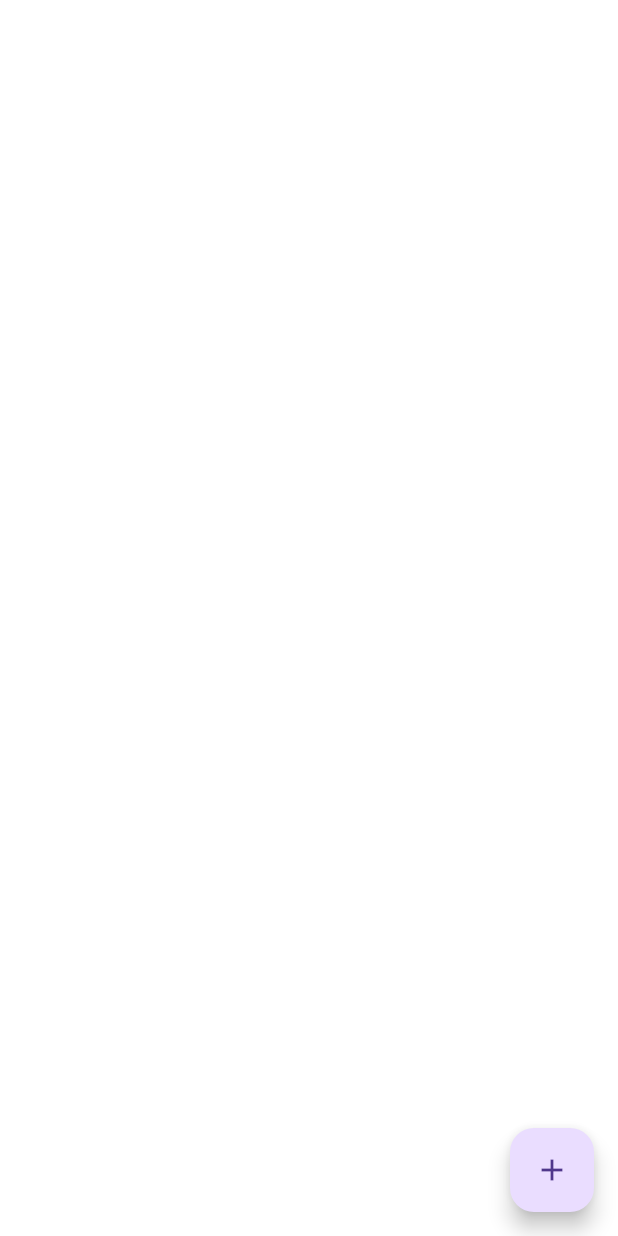
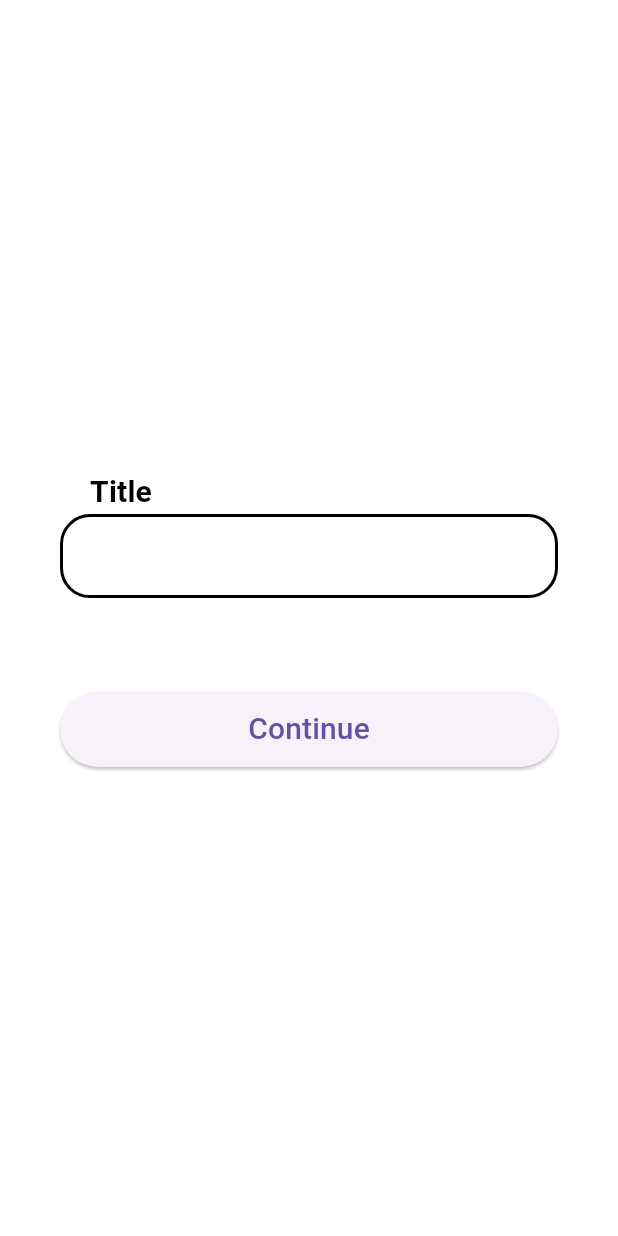
Before and after one commit to maksklimko/ProviderTodoList, a Flutter app: the screen it shows after launch, after a tap on the "add" icon, on a phone screen of 412 x 824 dp. Run offline on Flutter 3.47's test engine with Material 3 defaults, Android fonts, the phone set to English and light mode, and no system bars; our stand-ins replace cloud_firestore, firebase_core; accounts and stored records are empty; generated files the repository leaves out were written again.

Commit message:
Implemented creating task functionality

```diff
--- a/provider_todo_list/lib/common/constants/app_colors.dart
+++ b/provider_todo_list/lib/common/constants/app_colors.dart
@@ -1,4 +1,4 @@
-import 'dart:ui';
+import 'package:flutter/material.dart';
 
 class AppColors{
   AppColors._();
@@ -9,4 +9,5 @@ class AppColors{
   static const Color white = Color(0xFFFFFFFF);
 
   //Palette colors
+  static const Color blue = Colors.blue;
 }
--- a/provider_todo_list/lib/common/theme/app_theme.dart
+++ b/provider_todo_list/lib/common/theme/app_theme.dart
@@ -10,6 +10,24 @@ class AppTheme {
     brightness: Brightness.light,
     primaryColor: AppColors.black,
     scaffoldBackgroundColor: AppColors.white,
+    inputDecorationTheme: InputDecorationTheme(
+      border: OutlineInputBorder(
+        borderSide: const BorderSide(color: AppColors.grey, width: 2),
+        borderRadius: BorderRadius.circular(20),
+      ),
+      focusedBorder: OutlineInputBorder(
+        borderSide: const BorderSide(color: AppColors.black, width: 2),
+        borderRadius: BorderRadius.circular(20),
+      ),
+      enabledBorder: OutlineInputBorder(
+        borderSide: const BorderSide(color: AppColors.black, width: 2),
+        borderRadius: BorderRadius.circular(20),
+      ),
+      hintStyle: TextStyle(
+        fontSize: 20,
+        color: AppColors.black,
+      ),
+    ),
     textTheme: TextTheme(
       titleLarge: TextStyle(
         fontSize: 30,
@@ -44,6 +62,24 @@ class AppTheme {
       brightness: Brightness.light,
       primaryColor: Colors.white,
       scaffoldBackgroundColor: Colors.black,
+      inputDecorationTheme: InputDecorationTheme(
+        border: OutlineInputBorder(
+          borderSide: const BorderSide(color: AppColors.grey, width: 2),
+          borderRadius: BorderRadius.circular(20),
+        ),
+        focusedBorder: OutlineInputBorder(
+          borderSide: const BorderSide(color: AppColors.white, width: 2),
+          borderRadius: BorderRadius.circular(20),
+        ),
+        enabledBorder: OutlineInputBorder(
+          borderSide: const BorderSide(color: AppColors.white, width: 2),
+          borderRadius: BorderRadius.circular(20),
+        ),
+        hintStyle: TextStyle(
+          fontSize: 20,
+          color: AppColors.white,
+        ),
+      ),
       textTheme: TextTheme(
         titleLarge: TextStyle(
           fontSize: 38,
--- /dev/null
+++ b/provider_todo_list/lib/data/repositories/tasks_repository.dart
@@ -0,0 +1,61 @@
+import 'package:cloud_firestore/cloud_firestore.dart';
+
+import '../../features/todo_list/models/task.dart';
+import '../services/firestore_service.dart';
+
+class TasksRepository{
+  TasksRepository._();
+
+  static Future<List<Task>> fetchTasks() async {
+    try {
+      final data = await FirestoreService.fetchDocument(
+        collection: FirestoreService.usersCollection,
+        docId: "testUser",
+      );
+
+      final tasksData = data?['tasks'] as List<dynamic>?;
+
+      if (tasksData != null) {
+        return tasksData.map((task) => Task.fromJson(task)).toList();
+      } else {
+        return [];
+      }
+    } catch (e) {
+      print('Error fetching tasks: $e');
+      return [];
+    }
+  }
+
+  static Future<void> addTask(Task task) async {
+    try {
+      await FirestoreService.updateDocument(
+        collection: FirestoreService.usersCollection,
+        docId: "testUser",
+        updates: {
+          'tasks': FieldValue.arrayUnion([task.toJson()]),
+        },
+      );
+    } catch (e) {
+      print('Error adding task: $e');
+    }
+  }
+
+  static addTasksChangesListener({
+    required Function(List<Task>) onChange,
+  }) {
+    FirestoreService.addDocChangesListener(
+      collection: FirestoreService.usersCollection,
+      document: 'testUser',
+      onChange: (data) {
+        final tasksData = data['tasks'] as List<dynamic>?;
+
+        if (tasksData != null) {
+          final tasks = tasksData.map((task) => Task.fromJson(task)).toList();
+          onChange.call(tasks);
+        } else {
+          return [];
+        }
+      },
+    );
+  }
+}
--- a/provider_todo_list/lib/features/todo_list/models/task.dart
+++ b/provider_todo_list/lib/features/todo_list/models/task.dart
@@ -1,31 +1,35 @@
 import 'package:provider_todo_list/features/todo_list/models/task_status.dart';
+import 'package:uuid/uuid.dart';
 
 class Task {
-  final String id; // Task identifier
-  final String title; // Title of the task
-  final TaskStatus status; // Status of the task
+  final String id;
+  final String title;
+  final TaskStatus status;
 
-  Task({
+  Task.firestore({
     required this.id,
     required this.title,
     this.status = TaskStatus.todo,
   });
 
-  // Factory method to create a Task object from JSON
+  Task({
+    required this.title,
+    this.status = TaskStatus.todo,
+  }) :id = Uuid().v4();
+
   factory Task.fromJson(Map<String, dynamic> json) {
-    return Task(
+    return Task.firestore(
       id: json['id'] as String,
       title: json['title'] as String,
       status:  TaskStatus.fromJson(json['status']),
     );
   }
 
-  // Method to convert a Task object to JSON
   Map<String, dynamic> toJson() {
     return {
       'id': id,
       'title': title,
-      'status': status,
+      'status': status.name,
     };
   }
 }
--- /dev/null
+++ b/provider_todo_list/lib/features/todo_list/providers/create_task_provider.dart
@@ -0,0 +1,24 @@
+import 'package:flutter/material.dart';
+import 'package:provider_todo_list/data/repositories/tasks_repository.dart';
+import 'package:provider_todo_list/features/todo_list/models/task.dart';
+
+class CreateTaskProvider with ChangeNotifier {
+  final TextEditingController taskTitleController = TextEditingController();
+
+  Future createTask() async {
+    await TasksRepository.addTask(
+      Task(title: taskTitleController.text),
+    );
+  }
+
+  void clearTaskTitle() {
+    taskTitleController.clear();
+    notifyListeners();
+  }
+
+  @override
+  void dispose() {
+    taskTitleController.dispose();
+    super.dispose();
+  }
+}
--- a/provider_todo_list/lib/features/todo_list/providers/task_provider.dart
+++ b/provider_todo_list/lib/features/todo_list/providers/task_provider.dart
@@ -1,5 +1,5 @@
 import 'package:flutter/material.dart';
-import 'package:provider_todo_list/data/services/firestore_service.dart';
+import 'package:provider_todo_list/data/repositories/tasks_repository.dart';
 import '../models/task.dart';
 
 class TaskProvider with ChangeNotifier {
@@ -8,18 +8,16 @@ class TaskProvider with ChangeNotifier {
   List<Task> get tasks => _tasks;
 
   Future<void> fetchTasks() async {
-    _tasks = await FirestoreService.fetchTasks();
+    _tasks = await TasksRepository.fetchTasks();
     notifyListeners();
   }
-
-  Future<void> addTask(String title) async {}
 
   Future<void> toggleTaskCompletion(String id) async {}
 
   Future<void> deleteTask(String id) async {}
 
   void listenToTaskChanges() {
-    FirestoreService.addTasksChangesListener(
+    TasksRepository.addTasksChangesListener(
       onChange: (tasks) {
         _tasks = tasks;
         notifyListeners();
--- /dev/null
+++ b/provider_todo_list/lib/features/todo_list/screens/create_item_screen/create_item_screen.dart
@@ -0,0 +1,52 @@
+import 'package:flutter/material.dart';
+import 'package:provider/provider.dart';
+import 'package:provider_todo_list/features/todo_list/providers/create_task_provider.dart';
+
+class CreateItemScreen extends StatelessWidget {
+  const CreateItemScreen({super.key});
+
+  @override
+  Widget build(BuildContext context) {
+    final model = context.read<CreateTaskProvider>();
+    return Scaffold(
+      body: ListenableBuilder(
+        listenable: model,
+        builder: (ctx, child) {
+          return Padding(
+            padding: const EdgeInsets.symmetric(horizontal: 40),
+            child: Column(
+              crossAxisAlignment: CrossAxisAlignment.start,
+              children: [
+                Spacer(flex: 5,),
+                Padding(
+                  padding: const EdgeInsets.only(left: 20),
+                  child: Text(
+                    "Title",
+                    style: Theme
+                        .of(context)
+                        .textTheme
+                        .titleMedium,
+                  ),
+                ),
+                TextField(controller: model.taskTitleController,),
+                Spacer(),
+                SizedBox(
+                  width: double.infinity,
+                  height: 50,
+                  child: ElevatedButton(
+                    onPressed: ()async{
+                      model.createTask();
+                      Navigator.pop(context);
+                    },
+                    child: Text("Continue"),
+                  ),
+                ),
+                Spacer(flex: 5,),
+              ],
+            ),
+          );
+        },
+      ),
+    );
+  }
+}
--- a/provider_todo_list/lib/features/todo_list/screens/main_screen/main_screen.dart
+++ b/provider_todo_list/lib/features/todo_list/screens/main_screen/main_screen.dart
@@ -2,6 +2,7 @@ import 'package:flutter/material.dart';
 import 'package:provider/provider.dart';
 import 'package:provider_todo_list/features/todo_list/providers/task_provider.dart';
 import 'package:provider_todo_list/features/todo_list/screens/main_screen/widgets/todo_list_tile.dart';
+import 'package:provider_todo_list/routes.dart';
 
 class MainScreen extends StatefulWidget {
   const MainScreen({super.key});
@@ -13,24 +14,23 @@ class MainScreen extends StatefulWidget {
 class _MainScreenState extends State<MainScreen> {
   @override
   Widget build(BuildContext context) {
-    final _model = context.read<TaskProvider>();
+    final model = context.read<TaskProvider>();
     return Scaffold(
       body: ListenableBuilder(
-          listenable: _model,
+          listenable: model,
           builder: (ctx, child) {
             return SafeArea(
               child: SingleChildScrollView(
                 child: Column(
                   mainAxisAlignment: MainAxisAlignment.center,
-                  children: [
-                    ..._model.tasks.map((e) => TodoListTile(task: e)),
-                  ],
+                  children:
+                      model.tasks.map((e) => TodoListTile(task: e)).toList(),
                 ),
               ),
             );
           }),
       floatingActionButton: FloatingActionButton(
-        onPressed: () {},
+        onPressed: () => Navigator.pushNamed(context, Routes.createItemScreen),
         child: const Icon(Icons.add),
       ),
     );
--- a/provider_todo_list/lib/main.dart
+++ b/provider_todo_list/lib/main.dart
@@ -26,7 +26,6 @@ class MyApp extends StatelessWidget {
       providers: Providers.providers,
       child: MaterialApp(
         title: 'Todo list',
-        initialRoute: Routes.mainScreen,
         routes: Routes.routes,
         theme: AppTheme.lightTheme,
         darkTheme: AppTheme.darkTheme,
--- a/provider_todo_list/lib/providers.dart
+++ b/provider_todo_list/lib/providers.dart
@@ -1,4 +1,5 @@
 import 'package:provider/provider.dart';
+import 'package:provider_todo_list/features/todo_list/providers/create_task_provider.dart';
 import 'package:provider_todo_list/features/todo_list/providers/task_provider.dart';
 class Providers {
   Providers._();
@@ -6,5 +7,8 @@ class Providers {
     ChangeNotifierProvider<TaskProvider>(
       create: (_) =>  TaskProvider()..listenToTaskChanges(),
     ),
+    ChangeNotifierProvider<CreateTaskProvider>(
+      create: (_) =>  CreateTaskProvider(),
+    ),
   ].toList();
 }
--- a/provider_todo_list/lib/routes.dart
+++ b/provider_todo_list/lib/routes.dart
@@ -1,12 +1,12 @@
 import 'package:flutter/material.dart';
-import 'package:provider_todo_list/features/todo_list/screens/main_screen/main_screen.dart';
+import 'package:provider_todo_list/features/todo_list/screens/create_item_screen/create_item_screen.dart';
 
 class Routes {
   Routes._();
 
-  static const String mainScreen = '/mainScreen';
+  static const String createItemScreen = '/createItem';
 
   static final dynamic routes = <String, WidgetBuilder>{
-    mainScreen: (BuildContext context) => MainScreen(),
+    createItemScreen: (BuildContext context) => CreateItemScreen(),
   };
 }
--- a/provider_todo_list/pubspec.yaml
+++ b/provider_todo_list/pubspec.yaml
@@ -12,6 +12,7 @@ dependencies:
   flutter:
     sdk: flutter
   provider: ^6.1.2
+  uuid: ^4.5.1
 
 dev_dependencies:
   flutter_test:
```
Also changed, not shown: provider_todo_list/lib/data/services/firestore_service.dart (+23 -31 lines), provider_todo_list/lib/features/todo_list/screens/create_item/create_item_screen.dart (deleted).
